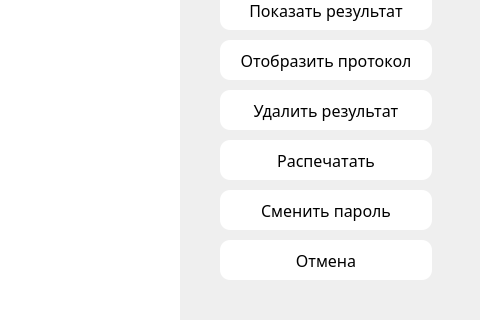
This is ui/auth/PsychoResultWidget.ui in xamlo721/PsychologyTestApp as Qt 5 draws it before an edit; both pictures show x 520 to 1000 and y 184 to 504 of the 1000 by 600 pixel window. The edited form follows.
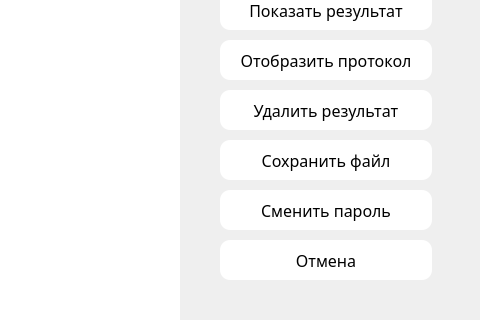
This is the edited form. Icons and pictures are not drawn.

Commit message: Save file name + back buttons

The edit to the form file:
```diff
--- a/ui/auth/PsychoResultWidget.ui
+++ b/ui/auth/PsychoResultWidget.ui
@@ -139,7 +139,7 @@
 }</string>
       </property>
       <property name="text">
-       <string>Распечатать</string>
+       <string>Сохранить файл</string>
       </property>
      </widget>
     </item>
```
The commit also changes 6 other files.
